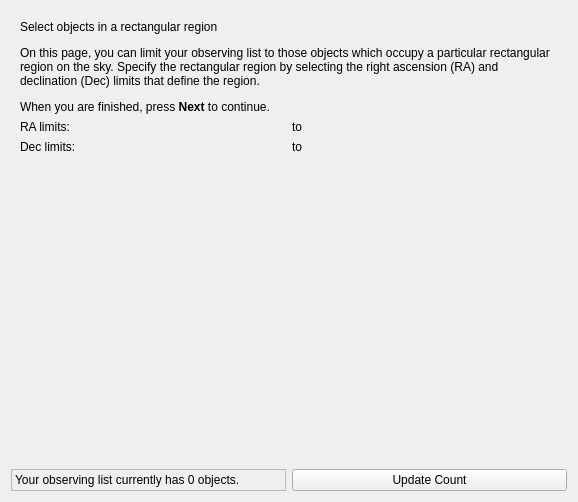
Above: kstars/tools/obslistwizard.ui from KDE/kstars before the change. Below: the same form after it.
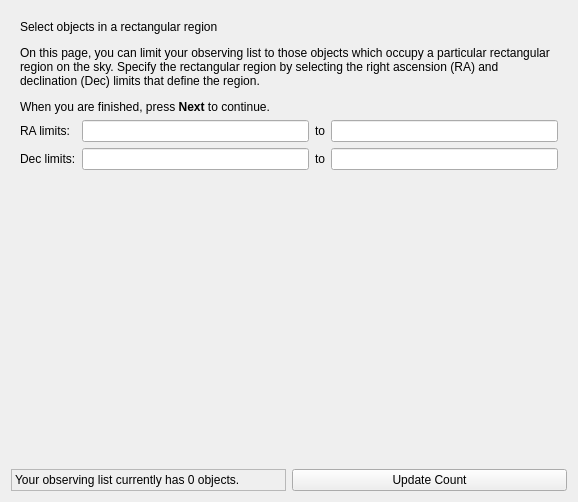
That is the form after the change. The open tabs and pages were chosen to show the change. Custom widgets are drawn as their Qt base class.

```diff
--- a/kstars/tools/obslistwizard.ui
+++ b/kstars/tools/obslistwizard.ui
@@ -367,7 +367,7 @@
           </widget>
          </item>
          <item row="0" column="3">
-          <widget class="dmsBox" name="RAMax" native="true"/>
+          <widget class="dmsBox" name="RAMax"/>
          </item>
          <item row="0" column="2">
           <widget class="QLabel" name="label">
@@ -377,10 +377,10 @@
           </widget>
          </item>
          <item row="0" column="1">
-          <widget class="dmsBox" name="RAMin" native="true"/>
+          <widget class="dmsBox" name="RAMin"/>
          </item>
          <item row="1" column="3">
-          <widget class="dmsBox" name="DecMax" native="true"/>
+          <widget class="dmsBox" name="DecMax"/>
          </item>
          <item row="1" column="0">
           <widget class="QLabel" name="DecLabel">
@@ -397,7 +397,7 @@
           </widget>
          </item>
          <item row="1" column="1">
-          <widget class="dmsBox" name="DecMin" native="true"/>
+          <widget class="dmsBox" name="DecMin"/>
          </item>
         </layout>
        </item>
@@ -923,21 +923,16 @@
   </layout>
  </widget>
  <customwidgets>
-  <customwidget>
-   <class>QPushButton</class>
-   <extends>QPushButton</extends>
-   <header>kpushbutton.h</header>
-  </customwidget>
-  <customwidget>
-   <class>dmsBox</class>
-   <extends>QWidget</extends>
-   <header>widgets/dmsbox.h</header>
-  </customwidget>
   <customwidget>
    <class>MagnitudeSpinBox</class>
-   <extends>QWidget</extends>
+   <extends>QDoubleSpinBox</extends>
    <header>widgets/magnitudespinbox.h</header>
   </customwidget>
+  <customwidget>
+   <class>dmsBox</class>
+   <extends>QLineEdit</extends>
+   <header>widgets/dmsbox.h</header>
+  </customwidget>
  </customwidgets>
  <tabstops>
   <tabstop>TypeList</tabstop>
```
Left out of the diff: 210 changed lines with no effect on the pictures.
